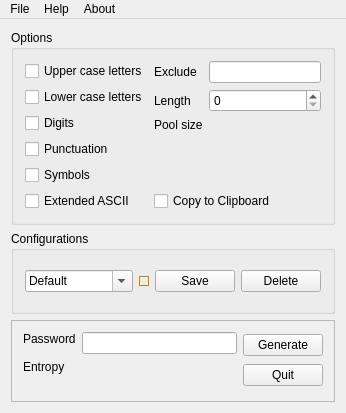
TimAllman/Password-Beaver, file mainwindow.ui: the form before one commit.
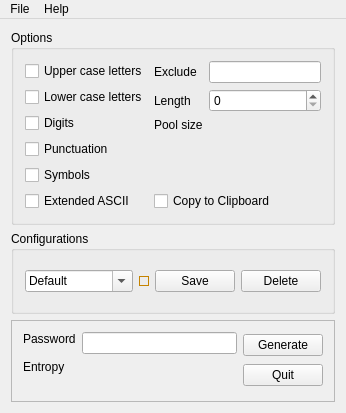
The form after the commit. Icons and pictures are not drawn. Custom widgets are drawn as their Qt base class.

Patch:
```diff
--- a/mainwindow.ui
+++ b/mainwindow.ui
@@ -408,14 +408,8 @@
     <addaction name="aboutQtAction"/>
     <addaction name="aboutAction"/>
    </widget>
-   <widget class="QMenu" name="menuAbout">
-    <property name="title">
-     <string>About</string>
-    </property>
-   </widget>
    <addaction name="menuFile"/>
    <addaction name="menuHelp"/>
-   <addaction name="menuAbout"/>
   </widget>
   <action name="exitAction">
    <property name="icon">
```
